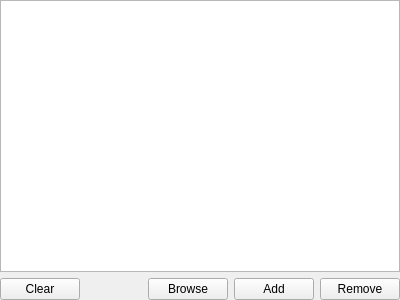
Qt form src/core/gui/createserver/wadspicker.ui (DoomseekerTeam/Doomseeker) before a commit.
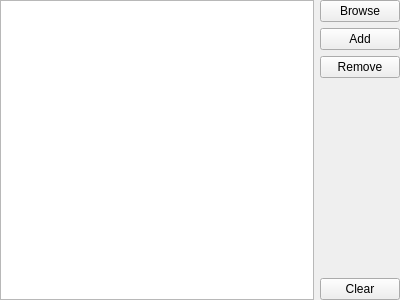
The same form after that commit. Icons and pictures are not drawn. Custom widgets are drawn as their Qt base class.

Commit message:
Create game / additional files: change layout and handle keyboard (#4072)
Elements on the list can now be added or removed with keyboard presses:
plus to add a new element, minus or delete to remove the selected.

The UI buttons are now laid out vertically to the right of the file list,
which reclaims some vertical space and makes it more apparent that the
buttons belong to that list. Also add tooltips to those buttons.

Patch:
```diff
--- a/src/core/gui/createserver/wadspicker.ui
+++ b/src/core/gui/createserver/wadspicker.ui
@@ -10,7 +10,7 @@
     <height>300</height>
    </rect>
   </property>
-  <layout class="QVBoxLayout" name="verticalLayout">
+  <layout class="QHBoxLayout" name="horizontalLayout">
    <property name="leftMargin">
     <number>0</number>
    </property>
@@ -43,27 +43,7 @@
     </widget>
    </item>
    <item>
-    <layout class="QHBoxLayout" name="horizontalLayout_2">
-     <item>
-      <widget class="QPushButton" name="btnClearPwadList">
-       <property name="text">
-        <string>Clear</string>
-       </property>
-      </widget>
-     </item>
-     <item>
-      <spacer name="horizontalSpacer">
-       <property name="orientation">
-        <enum>Qt::Horizontal</enum>
-       </property>
-       <property name="sizeHint" stdset="0">
-        <size>
-         <width>40</width>
-         <height>20</height>
-        </size>
-       </property>
-      </spacer>
-     </item>
+    <layout class="QVBoxLayout" name="verticalLayout">
      <item>
       <widget class="QPushButton" name="btnBrowsePwad">
        <property name="text">
@@ -105,6 +85,29 @@
        </property>
       </widget>
      </item>
+     <item>
+      <spacer name="verticalSpacer">
+       <property name="orientation">
+        <enum>Qt::Vertical</enum>
+       </property>
+       <property name="sizeHint" stdset="0">
+        <size>
+         <width>20</width>
+         <height>40</height>
+        </size>
+       </property>
+      </spacer>
+     </item>
+     <item>
+      <widget class="QPushButton" name="btnClearPwadList">
+       <property name="toolTip">
+        <string>Remove all files from the list</string>
+       </property>
+       <property name="text">
+        <string>Clear</string>
+       </property>
+      </widget>
+     </item>
     </layout>
    </item>
   </layout>
```
Left out of the diff: 15 changed lines with no effect on the pictures. The commit also changes 4 other files.
